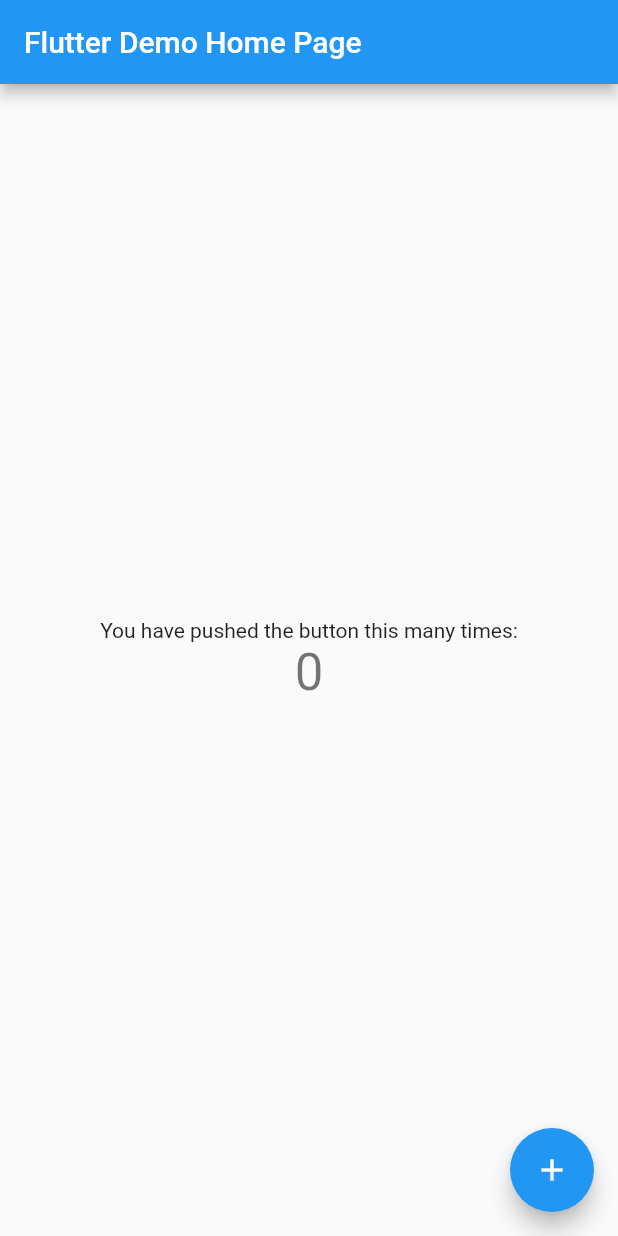
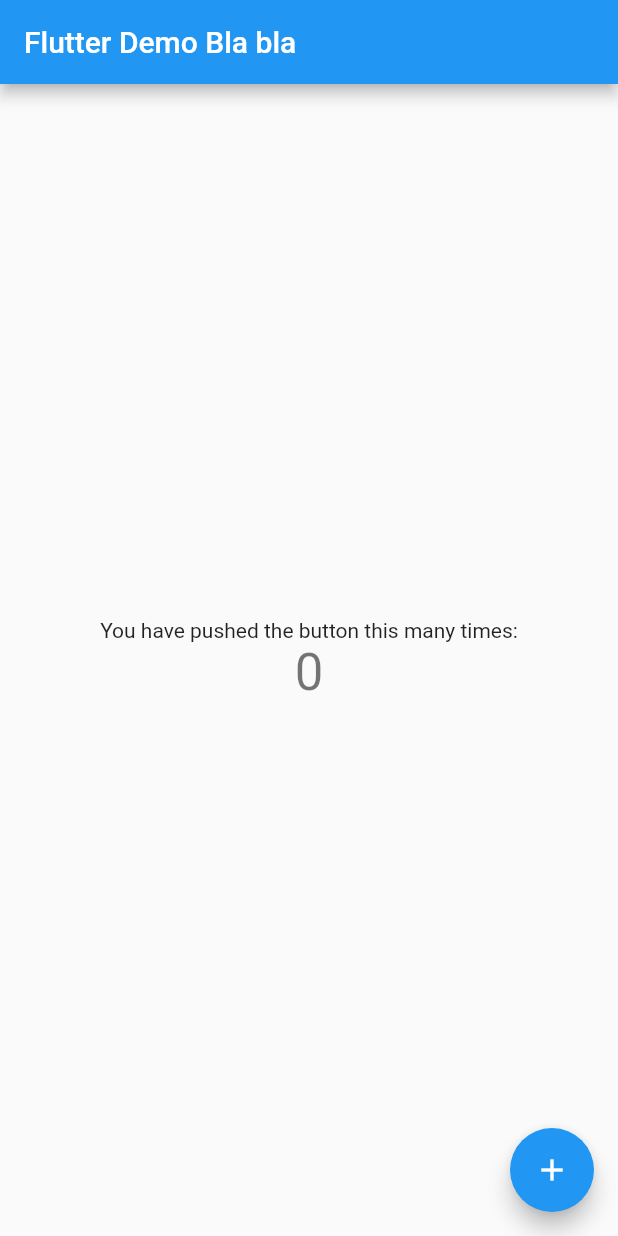
Before and after one commit to zlupp/Flutter-QR-Code, a Flutter app: the screen it shows after launch, on a phone screen of 412 x 824 dp. Run offline on Flutter 3.47's test engine with Material 2 defaults, Android fonts, the phone set to English and light mode, and no system bars.

Commit message:
update main.dart
title doang

```diff
--- a/lib/main.dart
+++ b/lib/main.dart
@@ -20,7 +20,7 @@ class MyApp extends StatelessWidget {
         // is not restarted.
         primarySwatch: Colors.blue,
       ),
-      home: MyHomePage(title: 'Flutter Demo Home Page'),
+      home: MyHomePage(title: 'Flutter Demo Bla bla'),
     );
   }
 }
```
